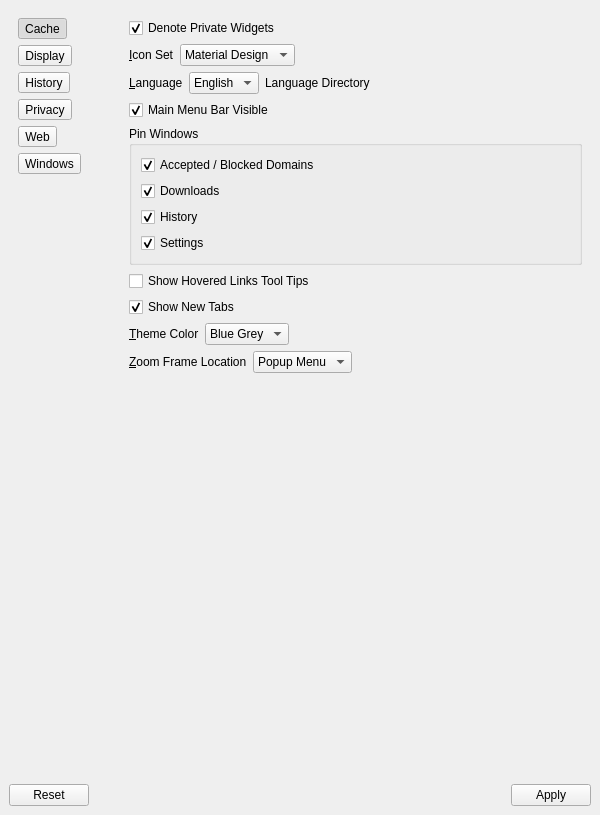
Qt form 2.x/UI/dooble_settings.ui (textbrowser/dooble) before a commit.
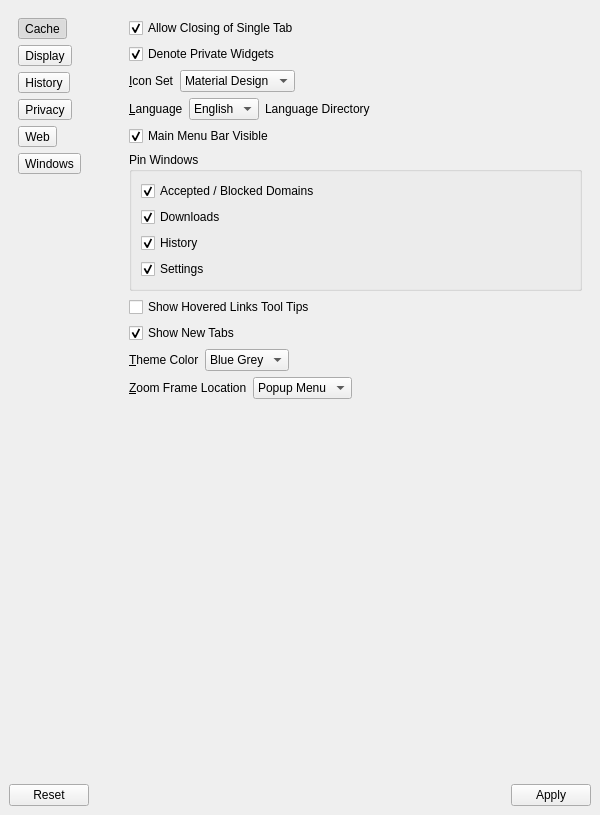
The same form after that commit. The open tabs and pages were chosen to show the change. Icons and pictures are not drawn.

Commit message: Close single tab, optional.

Diff of the .ui file:
```diff
--- a/2.x/UI/dooble_settings.ui
+++ b/2.x/UI/dooble_settings.ui
@@ -303,6 +303,16 @@
         </widget>
         <widget class="QWidget" name="display_page">
          <layout class="QVBoxLayout" name="verticalLayout_4">
+          <item>
+           <widget class="QCheckBox" name="allow_closing_of_single_tab">
+            <property name="text">
+             <string>Allow Closing of Single Tab</string>
+            </property>
+            <property name="checked">
+             <bool>true</bool>
+            </property>
+           </widget>
+          </item>
           <item>
            <widget class="QCheckBox" name="denote_private_widgets">
             <property name="toolTip">
```
Left out of the diff: 11 changed lines with no effect on the pictures. The commit also changes 7 other files.
